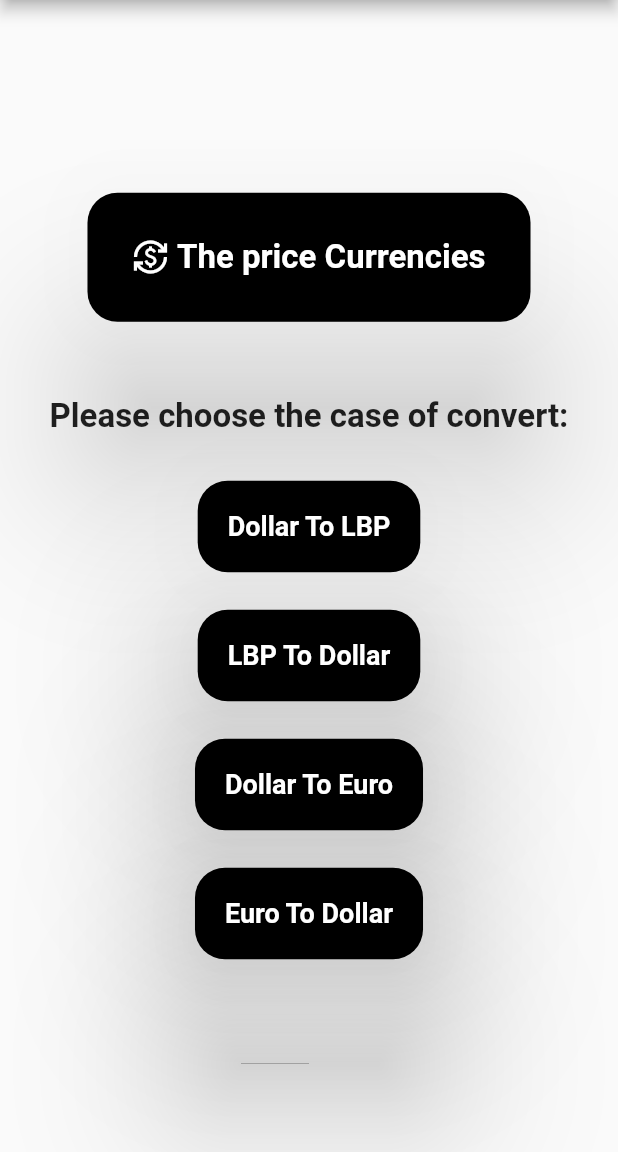
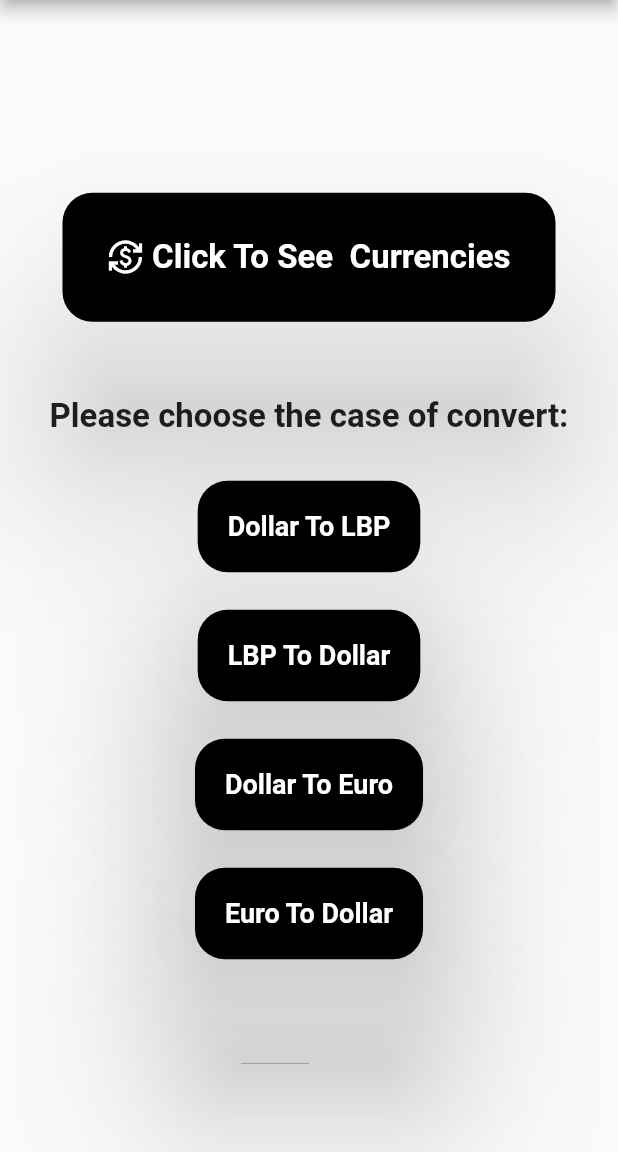
Before and after one commit to wmahmod7003/currencyconverterapp, a Flutter app: the screen it shows after launch, on a phone screen of 412 x 824 dp, the part 84-1236 px from its top. Run offline on Flutter 3.47's test engine with Material 2 defaults, Android fonts, the light colour scheme and no system bars.

Commit message:
commit message 3

```diff
--- a/lib/main.dart
+++ b/lib/main.dart
@@ -39,19 +39,19 @@ class CurrencyConverter extends StatelessWidget {
             ElevatedButton.icon(
                 onPressed: (){
                   Navigator.of(context).push(
-                    MaterialPageRoute(builder: (context) => currency()));
+                    MaterialPageRoute(builder: (context) => const currency()));
                 },
-              icon: Icon(Icons.currency_exchange),
-                label: Text("The price Currencies"),
+              icon: const Icon(Icons.currency_exchange),
+                label: const Text("Click To See  Currencies"),
               style: ElevatedButton.styleFrom(
                 backgroundColor: Colors.black,
-                padding: EdgeInsets.all(30),
+                padding: const EdgeInsets.all(30),
                 elevation: 50,
                 shadowColor: Colors.black,
                 shape: RoundedRectangleBorder(
                   borderRadius: BorderRadius.circular(20),
                 ),
-                textStyle: TextStyle(
+                textStyle: const TextStyle(
                   fontSize: 22.0,
                   fontWeight: FontWeight.bold,
                 ),
@@ -59,7 +59,7 @@ class CurrencyConverter extends StatelessWidget {
 
             ),
 
-            SizedBox(
+            const SizedBox(
               height: 50,
             ),
 
@@ -70,97 +70,97 @@ class CurrencyConverter extends StatelessWidget {
                 fontWeight: FontWeight.bold,
               ),
             ),
-            SizedBox(
+            const SizedBox(
               height: 30.0,
             ),
             ElevatedButton(
               onPressed: () {
                 Navigator.of(context).push(
-                    MaterialPageRoute(builder: (context) => DollarToLbp()));
+                    MaterialPageRoute(builder: (context) => const DollarToLbp()));
               },
-              child: Text('Dollar To LBP', style: TextStyle(fontSize: 18.0)),
               style: ElevatedButton.styleFrom(
-                padding: EdgeInsets.all(20.0),
+                padding: const EdgeInsets.all(20.0),
                 backgroundColor: Colors.black,
                 elevation: 50,
                 shadowColor: Colors.black,
                 shape: RoundedRectangleBorder(
                   borderRadius: BorderRadius.circular(20),
                 ),
-                textStyle: TextStyle(
+                textStyle: const TextStyle(
                   fontWeight: FontWeight.bold,
                   fontSize: 20,
                 ),
               ),
+              child: const Text('Dollar To LBP', style: TextStyle(fontSize: 18.0)),
             ),
-            SizedBox(
+            const SizedBox(
               height: 25.0,
             ),
             ElevatedButton(
               onPressed: () {
                 Navigator.of(context).push(
-                    MaterialPageRoute(builder: (context) => LbpToDollar()));
+                    MaterialPageRoute(builder: (context) => const LbpToDollar()));
               },
-              child: Text('LBP To Dollar', style: TextStyle(fontSize: 18.0)),
               style: ElevatedButton.styleFrom(
-                padding: EdgeInsets.all(20),
+                padding: const EdgeInsets.all(20),
                 backgroundColor: Colors.black,
                 elevation: 50,
                 shadowColor: Colors.black,
                 shape: RoundedRectangleBorder(
                   borderRadius: BorderRadius.circular(20),
                 ),
-                textStyle: TextStyle(
+                textStyle: const TextStyle(
                   fontWeight: FontWeight.bold,
                   fontSize: 20,
                 ),
               ),
+              child: const Text('LBP To Dollar', style: TextStyle(fontSize: 18.0)),
             ),
-            SizedBox(
+            const SizedBox(
               height: 25.0,
             ),
             ElevatedButton(
               onPressed: () {
                 Navigator.of(context).push(
-                    MaterialPageRoute(builder: (context) => DollarToEuro()));
+                    MaterialPageRoute(builder: (context) => const DollarToEuro()));
               },
-              child: Text("Dollar To Euro", style: TextStyle(fontSize: 18.0)),
               style: ElevatedButton.styleFrom(
-                padding: EdgeInsets.all(20),
+                padding: const EdgeInsets.all(20),
                 backgroundColor: Colors.black,
                 elevation: 50,
                 shadowColor: Colors.black,
                 shape: RoundedRectangleBorder(
                   borderRadius: BorderRadius.circular(20),
                 ),
-                textStyle: TextStyle(
+                textStyle: const TextStyle(
                   fontWeight: FontWeight.bold,
                   fontSize: 20,
                 ),
               ),
+              child: const Text("Dollar To Euro", style: TextStyle(fontSize: 18.0)),
             ),
-            SizedBox(
+            const SizedBox(
               height: 25.0,
             ),
             ElevatedButton(
               onPressed: () {
                 Navigator.of(context).push(
-                    MaterialPageRoute(builder: (context) => EuroToDollar()));
+                    MaterialPageRoute(builder: (context) => const EuroToDollar()));
               },
-              child: Text("Euro To Dollar", style: TextStyle(fontSize: 18.0)),
               style: ElevatedButton.styleFrom(
                 backgroundColor: Colors.black,
-                padding: EdgeInsets.all(20.0),
+                padding: const EdgeInsets.all(20.0),
                 elevation: 50,
                 shadowColor: Colors.black,
                 shape: RoundedRectangleBorder(
                   borderRadius: BorderRadius.circular(20),
                 ),
-                textStyle: TextStyle(
+                textStyle: const TextStyle(
                   fontSize: 20,
                   fontWeight: FontWeight.bold,
                 ),
               ),
+              child: const Text("Euro To Dollar", style: TextStyle(fontSize: 18.0)),
             ),
 
 
```
Also changed, not shown: lib/DollarToEuro.dart (+10 -10 lines), lib/EuroToDollar.dart (+10 -10 lines), lib/currency.dart (+21 -21 lines), lib/dollar_to_lbp.dart (+9 -9 lines), lib/lbp_to_dollar.dart (+9 -9 lines).
